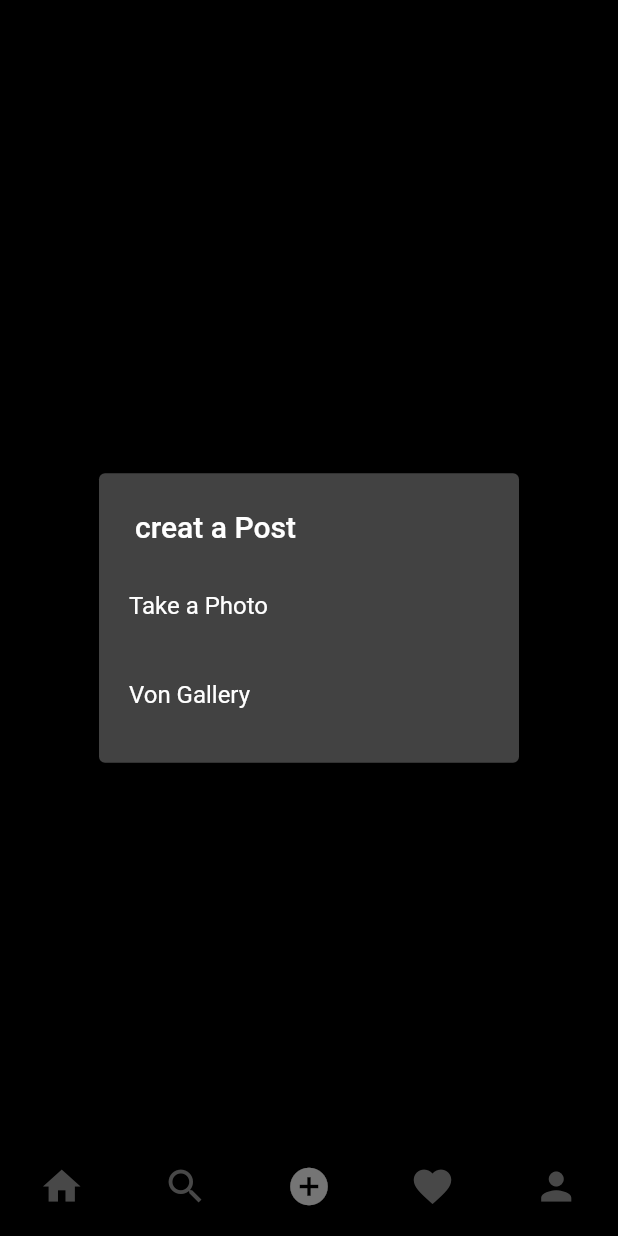
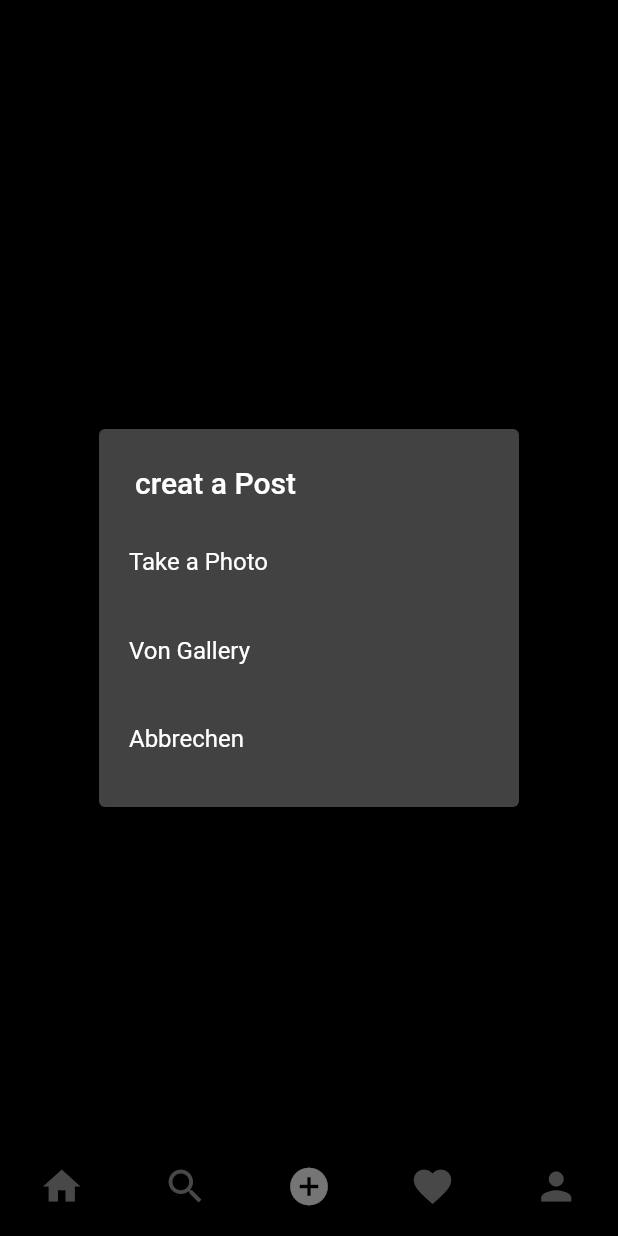
Before and after one commit to stephanxiayu/insta-clone, a Flutter app: the screen it shows once a user with an empty profile is signed in, item 3 of the bottom bar chosen, after a tap on the "upload" icon, on a phone screen of 412 x 824 dp. Run offline on Flutter 3.47's test engine with Material 2 defaults, Android fonts, the phone set to English and light mode, and no system bars; our stand-ins replace cloud_firestore, firebase_auth, firebase_core, firebase_storage, flutter_svg, image_picker; accounts and stored records are empty; network calls fail.

Commit message:
Changes to be committed: 	new file:   lib/Widget/post_card.dart 	new file:   lib/model/post.dart 	new file:   lib/resurces/firestore_methodes.dart 	modified:   lib/resurces/store_methods.dart 	modified:   lib/screen/add_post_screen.dart 	new file:   lib/screen/feed_screen.dart 	modified:   lib/utilities/global_varibles.dart 	modified:   pubspec.lock 	modified:   pubspec.yaml

```diff
--- /dev/null
+++ b/lib/Widget/post_card.dart
@@ -0,0 +1,72 @@
+
+import 'package:flutter/cupertino.dart';
+import 'package:flutter/material.dart';
+import 'package:instaclone/utilities/colors.dart';
+
+class PostCard extends StatelessWidget {
+  const PostCard({Key? key}) : super(key: key);
+
+  @override
+  Widget build(BuildContext context) {
+    return Container(
+      color: mobileBackgroundColor,
+      padding: const EdgeInsets.symmetric(vertical: 10),
+      child: Column(
+        children: [
+          Container(
+            padding: const EdgeInsets.symmetric(vertical: 4, horizontal: 16)
+                .copyWith(right: 0),
+            child: Row(
+              children: [
+                CircleAvatar(
+                  radius: 16,
+                  backgroundImage: NetworkImage(
+                      "https://images.unsplash.com/flagged/photo-1580285975297-e61582595ba8?ixlib=rb-1.2.1&ixid=MnwxMjA3fDB8MHxwaG90by1wYWdlfHx8fGVufDB8fHx8&auto=format&fit=crop&w=464&q=80"),
+                ),
+                Expanded(
+                  child: Padding(
+                    padding: const EdgeInsets.only(left: 8),
+                    child: Column(
+                      mainAxisSize: MainAxisSize.min,
+                      crossAxisAlignment: CrossAxisAlignment.start,
+                      children: [
+                        Text(
+                          "Username",
+                          style: TextStyle(fontWeight: FontWeight.bold),
+                        ),
+                      ],
+                    ),
+                  ),
+                ),
+                IconButton(
+                  onPressed: () {
+                    showDialog(
+                        context: context,
+                        builder: (context) => Dialog(
+                              child: ListView(
+                                padding:
+                                    const EdgeInsets.symmetric(vertical: 16),
+                                shrinkWrap: true,
+                                children: ['delete']
+                                    .map((e) => InkWell(
+                                          onTap: () {},
+                                          child: Container(
+                                            padding: const EdgeInsets.symmetric(
+                                                vertical: 12, horizontal: 16),
+                                            child: Text(e),
+                                          ),
+                                        ))
+                                    .toList(),
+                              ),
+                            ));
+                  },
+                  icon: Icon(Icons.more_vert),
+                )
+              ],
+            ),
+          )
+        ],
+      ),
+    );
+  }
+}
--- /dev/null
+++ b/lib/model/post.dart
@@ -0,0 +1,51 @@
+
+
+import 'package:cloud_firestore/cloud_firestore.dart';
+
+class Post {
+  final String description;
+  final String uid;
+  final String username;
+  final String postId;
+  final String postUrl;
+  final String profImage;
+  final  datePublished;
+  final likes;
+
+  const Post({
+    required this.description,
+    required this.uid,
+    required this.username,
+    required this.postId,
+    required this.postUrl,
+    required this.profImage,
+    required this.datePublished,
+     required this.likes,
+  });
+
+  Map<String, dynamic> toJason() => {
+        "description": description,
+        "uid": uid,
+        "username": username,
+             "postId": postId,
+        "postUrl": postUrl,
+        "profImage": profImage,
+        "datePublished": datePublished,
+        "likes": likes,
+      };
+
+  static Post fromSnap(DocumentSnapshot snap) {
+    var snapshot = snap.data() as Map<String, dynamic>;
+
+    return Post(
+      description: snapshot['description'],
+      uid: snapshot['uid'],
+      username: snapshot['username'],
+      postId: snapshot['postId'],
+      postUrl: snapshot['postUrl'],
+      profImage: snapshot['profImage'],
+      datePublished: snapshot['datePublished'],
+       likes: snapshot['likes'],
+    );
+  }
+}
--- a/lib/resurces/store_methods.dart
+++ b/lib/resurces/store_methods.dart
@@ -3,6 +3,7 @@ import 'dart:typed_data';
 
 import 'package:firebase_auth/firebase_auth.dart';
 import 'package:firebase_storage/firebase_storage.dart';
+import 'package:uuid/uuid.dart';
 
 
 class StorageMethodes{
@@ -13,6 +14,11 @@ class StorageMethodes{
 
     Reference ref= _storage.ref().child(childName).child(_auth.currentUser!.uid);
 
+    if(isPost){
+      String id =const Uuid().v1();
+    ref=  ref.child(id);
+    }
+
       UploadTask uploadTask= ref.putData(file);
 
    TaskSnapshot snap= await uploadTask;
--- a/lib/screen/add_post_screen.dart
+++ b/lib/screen/add_post_screen.dart
@@ -1,10 +1,15 @@
 import 'dart:typed_data';
 
+import 'package:firebase_storage/firebase_storage.dart';
 import 'package:flutter/cupertino.dart';
 import 'package:flutter/material.dart';
 import 'package:image_picker/image_picker.dart';
+import 'package:instaclone/model/user.dart';
+import 'package:instaclone/providers/user_provider.dart';
+import 'package:instaclone/resurces/firestore_methodes.dart';
 import 'package:instaclone/utilities/colors.dart';
 import 'package:instaclone/utilities/utilities.dart';
+import 'package:provider/provider.dart';
 
 class AddPostScreen extends StatefulWidget {
   const AddPostScreen({Key? key}) : super(key: key);
@@ -15,63 +20,117 @@ class AddPostScreen extends StatefulWidget {
 
 class _AddPostScreenState extends State<AddPostScreen> {
   Uint8List? _file;
+  final TextEditingController _descriptionController = TextEditingController();
 
+  bool _isLoading = false;
 
-_selectImage(BuildContext context)async{
-  return showDialog(context: context, builder: (context){
+  void postImage(
+    String uid,
+    String username,
+    String profImage,
+  ) async {
+    setState(() {
+      _isLoading = true;
+    });
+    try {
+      String res = await FirestoreMethods().uploadPost(
+          _descriptionController.text, _file!, uid, username, profImage);
+      if (res == 'success') {
+        setState(() {
+          _isLoading = false;
+        });
+
+        showSnackBar('Posted', context);
+        clearImage();
+      } else {
+        setState(() {
+          _isLoading = false;
+        });
+        showSnackBar(res, context);
+      }
+    } catch (e) {
+      showSnackBar(e.toString(), context);
+    }
+  }
+
+  _selectImage(BuildContext context) async {
+    return showDialog(
+        context: context,
+        builder: (context) {
           return SimpleDialog(
             title: const Text("creat a Post"),
             children: [
               SimpleDialogOption(
                 padding: const EdgeInsets.all(20),
                 child: const Text("Take a Photo"),
-    onPressed: ()async {
+                onPressed: () async {
                   Navigator.of(context).pop();
-      Uint8List file =await pickImage(ImageSource.camera);
+                  Uint8List file = await pickImage(ImageSource.camera);
                   setState(() {
-        _file=file;
+                    _file = file;
                   });
                 },
-  ), SimpleDialogOption(
+              ),
+              SimpleDialogOption(
                 padding: const EdgeInsets.all(20),
                 child: const Text("Von Gallery"),
-    onPressed: ()async {
+                onPressed: () async {
                   Navigator.of(context).pop();
-      Uint8List file =await pickImage(ImageSource.gallery);
+                  Uint8List file = await pickImage(ImageSource.gallery);
                   setState(() {
-        _file=file;
+                    _file = file;
                   });
+                },
+              ),
+              SimpleDialogOption(
+                padding: const EdgeInsets.all(20),
+                child: const Text("Abbrechen"),
+                onPressed: () {
+                  Navigator.of(context).pop();
                 },
               )
             ],
-
-
           );
         });
   }
 
+void clearImage(){
 
+  setState(() {
+    _file=null;
+  });
+}
 
 
   @override
+  void dispose() {
+    // TODO: implement dispose
+    super.dispose();
+    _descriptionController.dispose();
+  }
+
+  @override
   Widget build(BuildContext context) {
-    return  _file==null? Center(
-       child:IconButton(onPressed: ()=>_selectImage(context), icon:const Icon(Icons.upload),) ,
+    final User user = Provider.of<UserProvider>(context).getUser;
 
-    ):
-
-     Scaffold(
+    return _file == null
+        ? Center(
+            child: IconButton(
+              onPressed: () => _selectImage(context),
+              icon: const Icon(Icons.upload),
+            ),
+          )
+        : Scaffold(
             appBar: AppBar(
               backgroundColor: mobileBackgroundColor,
               leading: IconButton(
-          icon: const Icon(Icons.arrow_back),
-          onPressed: (){}
-        ),
+                  icon: const Icon(Icons.arrow_back), onPressed: clearImage),
               title: const Text('posten jetzt'),
               centerTitle: false,
               actions: [
                 TextButton(
-              onPressed: () {},
+                    onPressed: () =>
+                        postImage(user.uid, user.username, user.photoUrl),
                     child: const Text(
                       "Post",
                       style: TextStyle(
@@ -83,19 +142,23 @@ children: [
             ),
             body: Column(
               children: [
+
+                _isLoading?const LinearProgressIndicator():const  Padding(padding: EdgeInsets.only(top:0 ))
+              , const Divider(),
                Row(
                   mainAxisAlignment: MainAxisAlignment.spaceAround,
                   crossAxisAlignment: CrossAxisAlignment.start,
                   children: [
                     CircleAvatar(
-                backgroundImage: NetworkImage(
-                    "https://images.unsplash.com/photo-1573649481636-f4f97fcba3e0?ixlib=rb-1.2.1&ixid=MnwxMjA3fDB8MHxwaG90by1wYWdlfHx8fGVufDB8fHx8&auto=format&fit=crop&w=387&q=80"),
+                      backgroundImage: NetworkImage(user.photoUrl),
                     ),
                     SizedBox(
                       width: MediaQuery.of(context).size.width * 0.4,
                       child: TextField(
+                        controller: _descriptionController,
                         decoration: const InputDecoration(
-                      hintText: "Schreibe etwas...", border: InputBorder.none),
+                            hintText: "Schreibe etwas...",
+                            border: InputBorder.none),
                         maxLines: 8,
                       ),
                     ),
@@ -107,13 +170,13 @@ children: [
                         child: Container(
                           decoration: BoxDecoration(
                               image: DecorationImage(
-                            image: NetworkImage(
-                                "https://images.unsplash.com/photo-1573649481636-f4f97fcba3e0?ixlib=rb-1.2.1&ixid=MnwxMjA3fDB8MHxwaG90by1wYWdlfHx8fGVufDB8fHx8&auto=format&fit=crop&w=387&q=80"),
+                                  image: MemoryImage(_file!),
                                   fit: BoxFit.fill,
                                   alignment: FractionalOffset.topCenter)),
                         ),
                       ),
-              ), const Divider(),
+                    ),
+                    const Divider(),
                   ],
                 )
               ],
--- /dev/null
+++ b/lib/screen/feed_screen.dart
@@ -0,0 +1,27 @@
+
+
+import 'package:flutter/material.dart';
+import 'package:flutter_svg/flutter_svg.dart';
+import 'package:instaclone/Widget/post_card.dart';
+import 'package:instaclone/utilities/colors.dart';
+
+class FeedScreen extends StatelessWidget {
+  const FeedScreen({ Key? key }) : super(key: key);
+
+  @override
+  Widget build(BuildContext context) {
+    return Scaffold(
+      appBar: AppBar(
+
+        backgroundColor: mobileBackgroundColor,
+        centerTitle: false,
+        title: SvgPicture.asset("lib/assets/ic_instagram.svg", color: primaryColor, height: 32,),
+
+        actions: [IconButton(onPressed: (){},
+
+          icon: Icon(Icons.message_outlined),),],
+      ),
+      body: const PostCard(),
+    );
+  }
+}
--- a/lib/utilities/global_varibles.dart
+++ b/lib/utilities/global_varibles.dart
@@ -3,11 +3,12 @@
 
 import 'package:flutter/material.dart';
 import 'package:instaclone/screen/add_post_screen.dart';
+import 'package:instaclone/screen/feed_screen.dart';
 
 const webScreenSize =600;
 
 const homeScreenItems=[
-  Text("1"),
+  FeedScreen(),
 Text("2"),
 AddPostScreen(),
 Text("1"),
--- a/pubspec.yaml
+++ b/pubspec.yaml
@@ -36,6 +36,7 @@ dependencies:
   flutter_svg: ^1.0.3
   image_picker: ^0.8.4+4
   provider: ^6.0.1
+  uuid: ^3.0.5
 
 
   # The following adds the Cupertino Icons font to your application.
```
Also changed, not shown: lib/resurces/firestore_methodes.dart (added, +43 -0 lines), pubspec.lock. Lines whose indentation alone changed are shown as unchanged.
